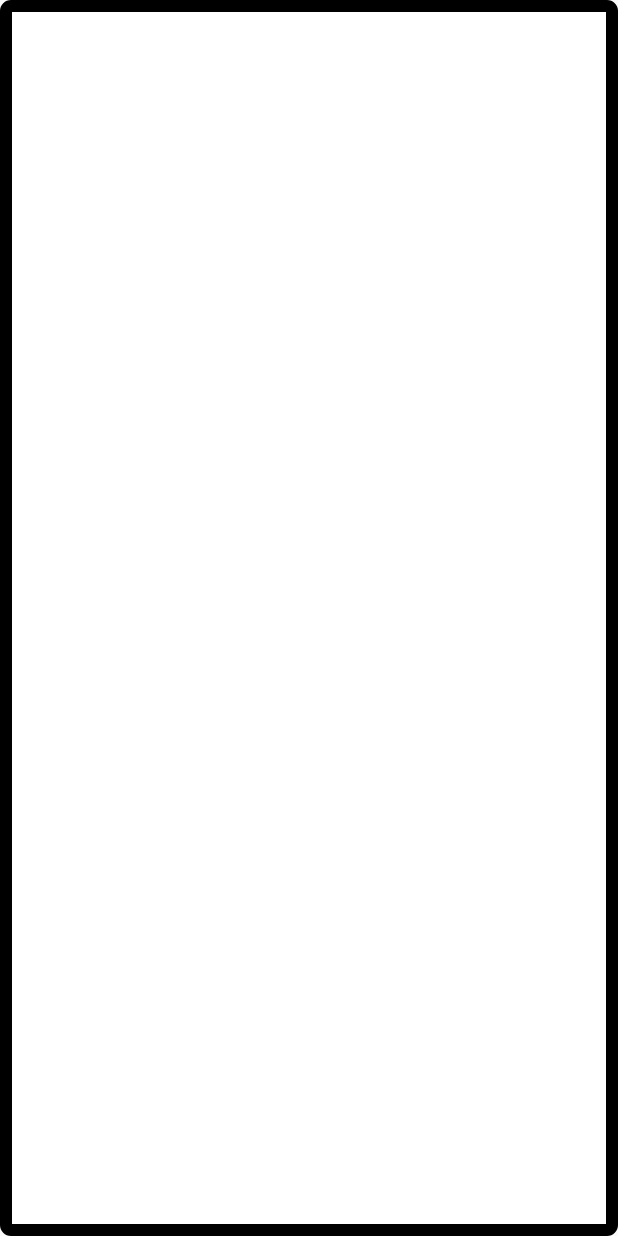
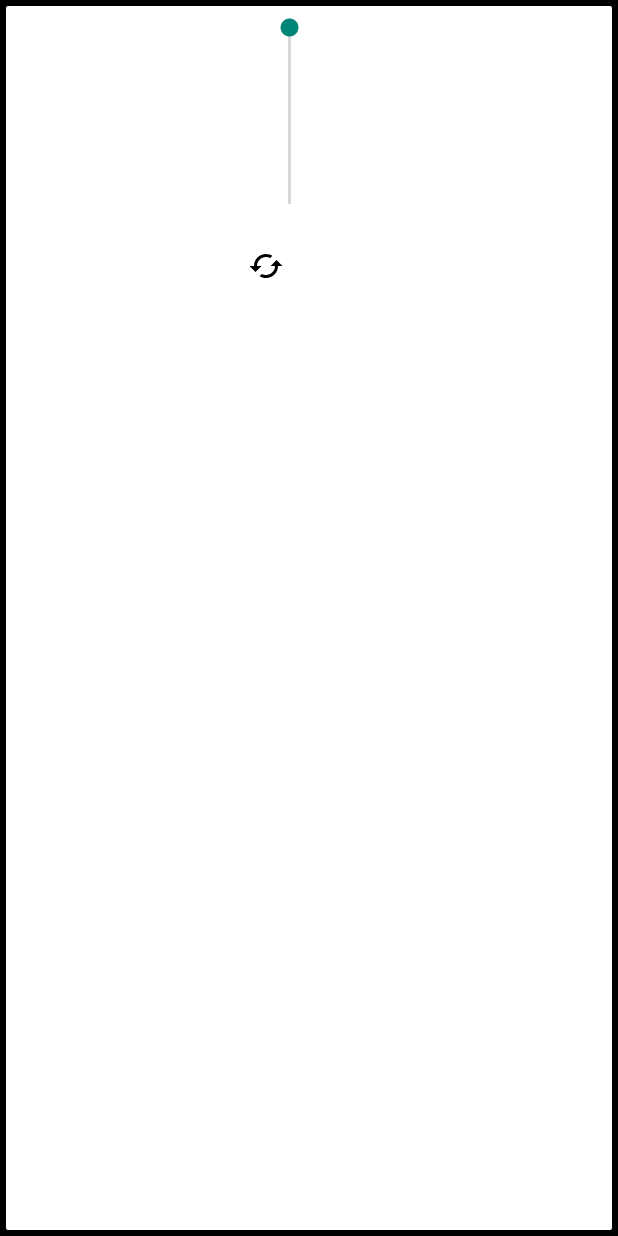
Before and after one commit to YutaKohashi/Zooom, an Android app: the layout float_layout.xml on its own in the app's theme, with its tools: preview values and no code run, on a phone screen of 412 x 824 dp. Run offline under Robolectric (Android 15) with nearby library versions, the phone set to English and light mode, and no system bars.

Commit message:
ズーム機能

```diff
--- a/app/src/main/java/jp/yuta/kohashi/Zooom/object/ShotApplication.java
+++ b/app/src/main/java/jp/yuta/kohashi/Zooom/object/ShotApplication.java
@@ -5,8 +5,9 @@ import android.content.Intent;
 import android.media.projection.MediaProjectionManager;
 
 /**
- * Created by Dylan_Wang on 2015/7/28.
+ * Created by Yuta on 2016/07/20.
  */
+
 public class ShotApplication extends Application {
     private int result;
     private Intent intent;
--- /dev/null
+++ b/app/src/main/java/jp/yuta/kohashi/Zooom/object/VerticalSeekBar.java
@@ -0,0 +1,64 @@
+package jp.yuta.kohashi.Zooom.object;
+
+import android.content.Context;
+import android.graphics.Canvas;
+import android.util.AttributeSet;
+import android.view.MotionEvent;
+import android.widget.SeekBar;
+
+/**
+ * Created by Yuta on 2016/07/20.
+ */
+
+public class VerticalSeekBar extends SeekBar {
+
+    public VerticalSeekBar(Context context) {
+        super(context);
+    }
+
+    public VerticalSeekBar(Context context, AttributeSet attrs, int defStyle) {
+        super(context, attrs, defStyle);
+    }
+
+    public VerticalSeekBar(Context context, AttributeSet attrs) {
+        super(context, attrs);
+    }
+
+    protected void onSizeChanged(int w, int h, int oldw, int oldh) {
+        super.onSizeChanged(h, w, oldh, oldw);
+    }
+
+    @Override
+    protected synchronized void onMeasure(int widthMeasureSpec, int heightMeasureSpec) {
+        super.onMeasure(heightMeasureSpec, widthMeasureSpec);
+        setMeasuredDimension(getMeasuredHeight(), getMeasuredWidth());
+    }
+
+    protected void onDraw(Canvas c) {
+        c.rotate(-90);
+        c.translate(-getHeight(), 0);
+
+        super.onDraw(c);
+    }
+
+    @Override
+    public boolean onTouchEvent(MotionEvent event) {
+        if (!isEnabled()) {
+            return false;
+        }
+
+        switch (event.getAction()) {
+            case MotionEvent.ACTION_DOWN:
+            case MotionEvent.ACTION_MOVE:
+            case MotionEvent.ACTION_UP:
+                setProgress(getMax() - (int) (getMax() * event.getY() / getHeight()));
+                onSizeChanged(getWidth(), getHeight(), 0, 0);
+
+                break;
+
+            case MotionEvent.ACTION_CANCEL:
+                break;
+        }
+        return true;
+    }
+}
--- /dev/null
+++ b/app/src/main/res/drawable/ic_cached_black_24dp.xml
@@ -0,0 +1,9 @@
+<vector xmlns:android="http://schemas.android.com/apk/res/android"
+        android:width="24dp"
+        android:height="24dp"
+        android:viewportWidth="24.0"
+        android:viewportHeight="24.0">
+    <path
+        android:fillColor="#FF000000"
+        android:pathData="M19,8l-4,4h3c0,3.31 -2.69,6 -6,6 -1.01,0 -1.97,-0.25 -2.8,-0.7l-1.46,1.46C8.97,19.54 10.43,20 12,20c4.42,0 8,-3.58 8,-8h3l-4,-4zM6,12c0,-3.31 2.69,-6 6,-6 1.01,0 1.97,0.25 2.8,0.7l1.46,-1.46C15.03,4.46 13.57,4 12,4c-4.42,0 -8,3.58 -8,8H1l4,4 4,-4H6z"/>
+</vector>
--- a/app/src/main/res/drawable/image_view_border.xml
+++ b/app/src/main/res/drawable/image_view_border.xml
@@ -3,7 +3,7 @@
     <solid android:color="#ffffff" />
     <corners android:radius="3dip" />
     <stroke
-        android:width="8dp"
+        android:width="4dp"
         android:color="#000" />
 
     <padding android:left="1dp"
--- a/app/src/main/res/layout/float_layout.xml
+++ b/app/src/main/res/layout/float_layout.xml
@@ -1,7 +1,8 @@
 <?xml version="1.0" encoding="utf-8"?>
-<LinearLayout xmlns:android="http://schemas.android.com/apk/res/android"
+<RelativeLayout xmlns:android="http://schemas.android.com/apk/res/android"
     android:layout_width="match_parent"
-    android:padding="5dp"
+    xmlns:app="http://schemas.android.com/apk/res-auto"
+    android:padding="2dp"
     android:background="@drawable/image_view_border"
     android:layout_height="match_parent">
 
@@ -10,12 +11,31 @@
         android:layout_gravity="center_vertical"
         android:layout_width="200sp"
         android:layout_height="200sp"
-        android:padding = "5sp"
         android:gravity="center_horizontal"/>
+        <!--android:padding = "5sp"-->
+
+    <jp.yuta.kohashi.Zooom.object.VerticalSeekBar
+
+        android:layout_width="wrap_content"
+        android:layout_height="match_parent"
+        android:id="@+id/seekBar"
+        android:rotation="180"
+        android:layout_above="@+id/button_image_update"
+        android:layout_alignEnd="@+id/float_id" />
+
+    <ImageButton
+        android:background="@android:color/white"
+        android:src="@drawable/ic_cached_black_24dp"
+        android:layout_height="50dp"
+        android:layout_width="50dp"
+
+        android:id="@+id/button_image_update"
+        android:layout_alignEnd="@+id/float_id"
+        android:layout_alignBottom="@+id/float_id"/>
     <!--<SurfaceView-->
         <!--android:id="@+id/SurfaceViewMain"-->
         <!--android:layout_width="200dp"-->
         <!--android:layout_height="200dp">-->
     <!--</SurfaceView>-->
 
-</LinearLayout>
+</RelativeLayout>
--- a/app/src/main/res/values/styles.xml
+++ b/app/src/main/res/values/styles.xml
@@ -1,8 +1,11 @@
 <resources>
 
     <!-- Base application theme. -->
-    <style name="AppTheme" parent="Theme.AppCompat.Light.DarkActionBar">
+    <style name="AppTheme" parent="Theme.AppCompat.Light.NoActionBar">
         <!-- Customize your theme here. -->
+        <item name="android:windowBackground">@android:color/transparent</item>
+        <item name="android:colorBackgroundCacheHint">@null</item>
+        <item name="android:windowIsTranslucent">true</item>
     </style>
 
 </resources>
--- a/build.gradle
+++ b/build.gradle
@@ -17,3 +17,7 @@ allprojects {
         jcenter()
     }
 }
+
+task clean(type: Delete) {
+    delete rootProject.buildDir
+}
```
Also changed, not shown: app/build.gradle (+6 -5 lines), app/src/main/java/jp/yuta/kohashi/Zooom/activity/MainActivity.java (+1 -20 lines), app/src/main/java/jp/yuta/kohashi/Zooom/service/MainService.java (+86 -183 lines).
